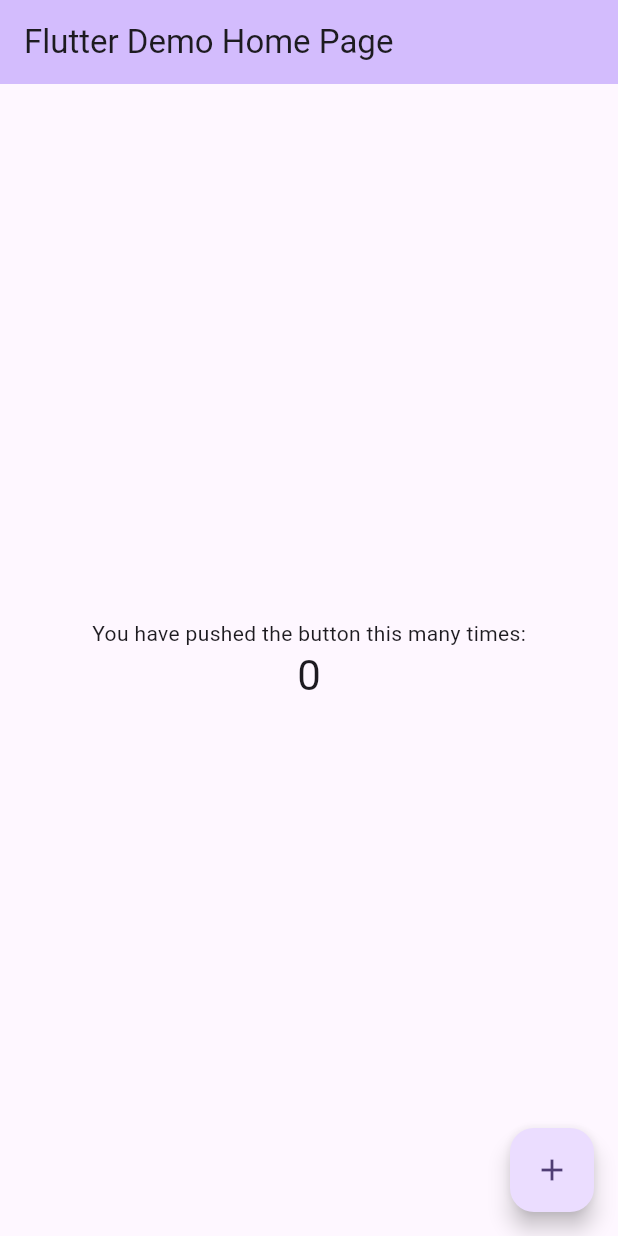
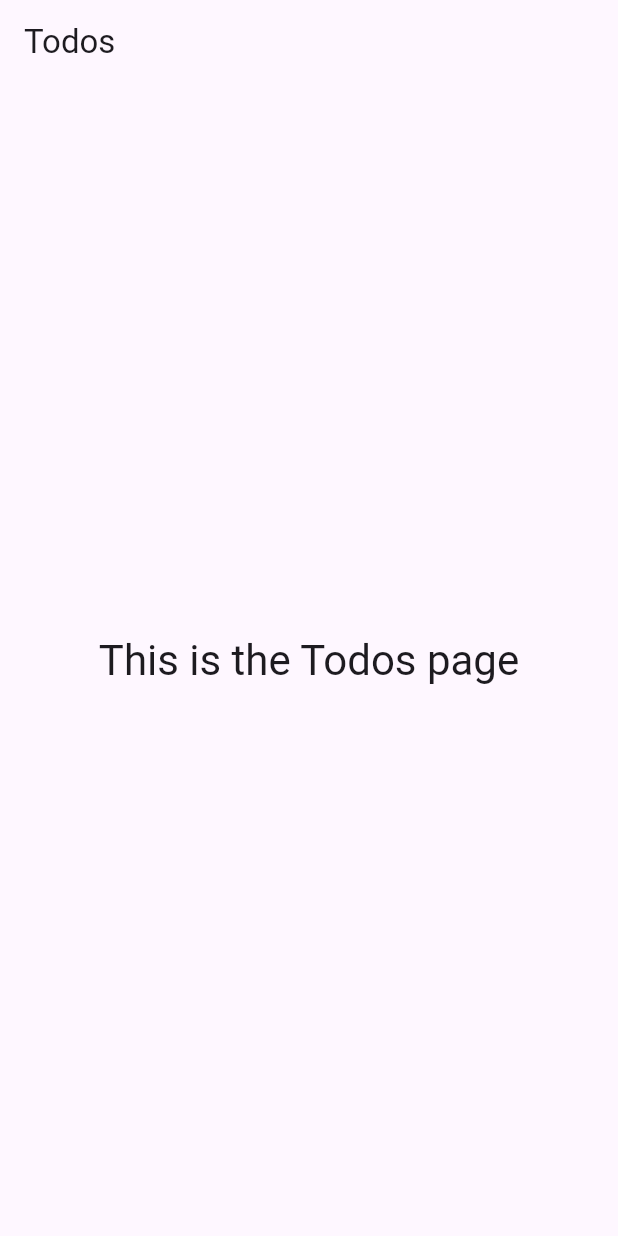
Before and after one commit to hanifeercan/todo_app_with_riverpod_sync, a Flutter app: the screen it shows after launch, on a phone screen of 412 x 824 dp. Run offline on Flutter 3.47's test engine with Material 3 defaults, Android fonts, the phone set to English and light mode, and no system bars; our stand-ins replace flutter_riverpod.

Commit message:
Create TodosPage

```diff
--- a/lib/main.dart
+++ b/lib/main.dart
@@ -1,7 +1,13 @@
 import 'package:flutter/material.dart';
+import 'package:flutter_riverpod/flutter_riverpod.dart';
+import 'package:todo_app_with_riverpod_sync/pages/todos_page.dart';
 
 void main() {
-  runApp(const MyApp());
+  runApp(
+    ProviderScope(
+      child: MyApp()
+    )
+  );
 }
 
 class MyApp extends StatelessWidget {
@@ -15,53 +21,7 @@ class MyApp extends StatelessWidget {
         useMaterial3: true,
         colorScheme: ColorScheme.fromSeed(seedColor: Colors.deepPurple),
       ),
-      home: const MyHomePage(title: 'Flutter Demo Home Page'),
+      home: const TodosPage(),
     );
   }
 }
-
-class MyHomePage extends StatefulWidget {
-  const MyHomePage({super.key, required this.title});
-
-  final String title;
-
-  @override
-  State<MyHomePage> createState() => _MyHomePageState();
-}
-
-class _MyHomePageState extends State<MyHomePage> {
-  int _counter = 0;
-
-  void _incrementCounter() {
-    setState(() {
-      _counter++;
-    });
-  }
-
-  @override
-  Widget build(BuildContext context) {
-    return Scaffold(
-      appBar: AppBar(
-        backgroundColor: Theme.of(context).colorScheme.inversePrimary,
-        title: Text(widget.title),
-      ),
-      body: Center(
-        child: Column(
-          mainAxisAlignment: MainAxisAlignment.center,
-          children: <Widget>[
-            const Text('You have pushed the button this many times:'),
-            Text(
-              '$_counter',
-              style: Theme.of(context).textTheme.headlineMedium,
-            ),
-          ],
-        ),
-      ),
-      floatingActionButton: FloatingActionButton(
-        onPressed: _incrementCounter,
-        tooltip: 'Increment',
-        child: const Icon(Icons.add),
-      ),
-    );
-  }
-}
--- /dev/null
+++ b/lib/pages/todos_page.dart
@@ -0,0 +1,20 @@
+import 'package:flutter/material.dart';
+
+class TodosPage extends StatelessWidget {
+  const TodosPage({super.key});
+
+  @override
+  Widget build(BuildContext context) {
+    return Scaffold(
+      appBar: AppBar(
+        title: const Text('Todos'),
+      ),
+      body: Center(
+        child: Text(
+          'This is the Todos page',
+          style: Theme.of(context).textTheme.headlineMedium,
+        ),
+      ),
+    );
+  }
+}
```
